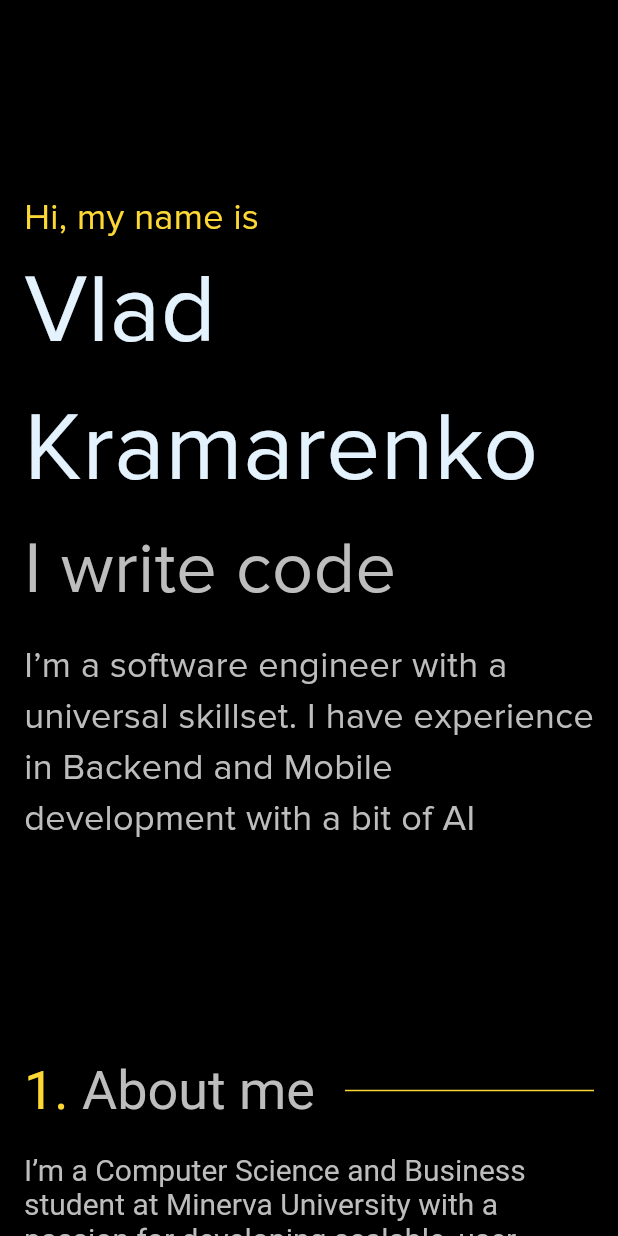
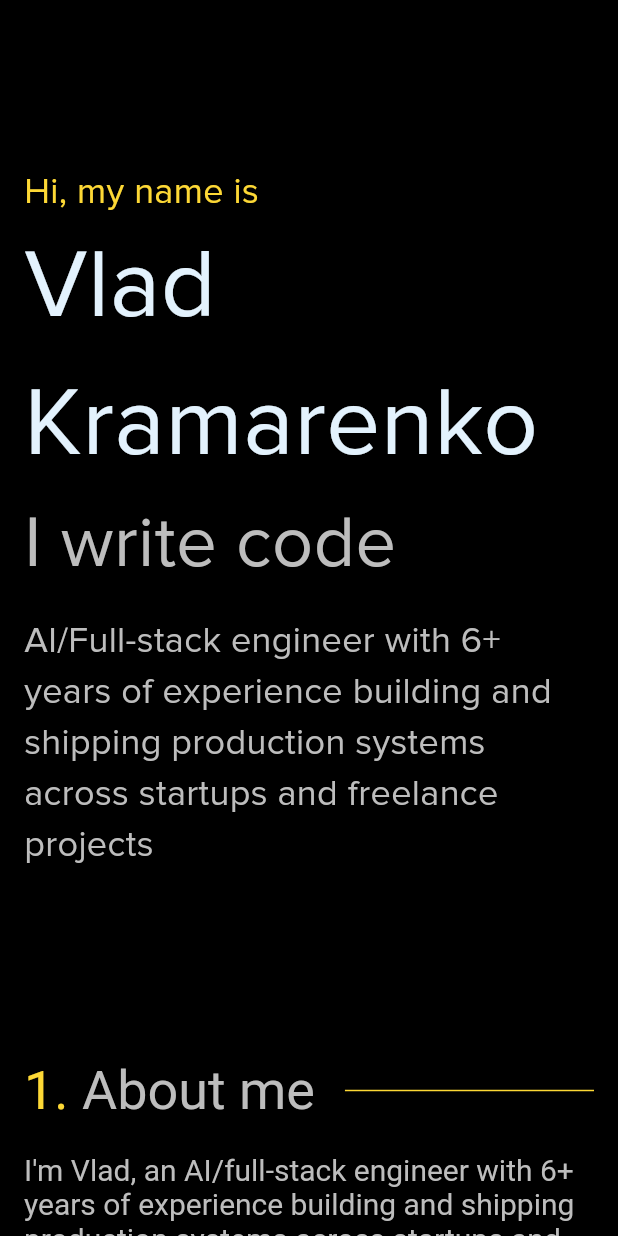
Before and after one commit to vkram2711/Resume, a Flutter app: the screen it shows after launch, on a phone screen of 412 x 824 dp. Run offline on Flutter 3.47's test engine with Material 3 defaults, Android fonts, the phone set to English and light mode, and no system bars; our stand-ins replace flutter_markdown, flutter_svg.

Commit message:
2026 refactor

```diff
--- a/lib/mobile_screen.dart
+++ b/lib/mobile_screen.dart
@@ -3,6 +3,7 @@ import 'package:resume/pages/about_page.dart';
 import 'package:resume/pages/contact_page.dart';
 import 'package:resume/pages/intro_page.dart';
 import 'package:resume/pages/work_page.dart';
+import 'package:resume/pages/portfolio_page.dart';
 import 'package:resume/widgets/inherited/resume_inherited.dart';
 import 'package:resume/widgets/inherited/upwork_inherited.dart';
 
@@ -45,6 +46,9 @@ class _MobileScreenState extends State<MobileScreen> {
       SizedBox(
           height: MobileScreen.maxHeight,
           child: Padding(padding: const EdgeInsets.all(16), child: WorkPage())),
+      const SizedBox(
+          height: MobileScreen.maxHeight,
+          child: Padding(padding: EdgeInsets.all(16), child: PortfolioPage())),
       if (!UpworkInherited.of(context).upworkMode)
         const SizedBox(
             height: MobileScreen.maxHeight,
--- a/lib/pages/intro_page.dart
+++ b/lib/pages/intro_page.dart
@@ -25,7 +25,7 @@ class IntroPage extends StatelessWidget {
               Padding(
                 padding: EdgeInsets.only(top: 12),
                 child: PrimaryText(
-                    'I’m a software engineer with a universal skillset. I have experience in Backend and Mobile development with a bit of AI'),
+                    'AI/Full-stack engineer with 6+ years of experience building and shipping production systems across startups and freelance projects'),
               )
             ],
           ),
--- a/lib/pages/work_page.dart
+++ b/lib/pages/work_page.dart
@@ -17,18 +17,30 @@ class WorkPage extends StatelessWidget {
   Widget build(BuildContext context) {
     final List<JobModel> jobModels = [
       JobModel(
+        mainImage: 'assets/jet.png',
+        titleShort: 'PrivateJet.com',
+        title: hyperlink(
+            text: 'Edgur', link: 'https://privatejet.com/', context: context),
+        position: 'Machine Learning / AI Engineer',
+        description: [
+          "Led AI initiatives for a private jet charter brokerage platform, deploying locally hosted LLMs for sales automation and developing an XGBoost-based ML model trained on 100k+ historical charter flight records to predict pricing, improving quote accuracy by ~20% and supporting faster sales turnaround.",
+        ],
+        timeInterval: 'May 2025 - Sep 2025',
+        skills: ['Django', 'PostgreSQL', 'React', 'Pinecone', 'LLM'],
+      ),
+      JobModel(
         mainImage: 'assets/edgur_logo.jpeg',
         titleShort: 'Edgur',
         title: hyperlink(
             text: 'Edgur', link: 'https://edgur.com/', context: context),
         position: 'Software developer',
         description: [
-          'Refactored backend systems, reducing codebase size by 40% and enhancing scalability.',
-          'Developed and launched critical features (admin dashboards, payments, AI recommendations) that improved user retention by 15% and engagement by 20%.',
-          'Built a real-time user metrics dashboard, streamlining operational decision-making for admins by 30%.',
+          'Refactored backend systems, reducing codebase size by 40%, enhancing scalability and readability',
+          'Developed and optimized critical features such as admin dashboards, authentication systems, payments, search, and AI-driven recommendation engines, increasing user retention by 15%',
+          'Led the integration of semantic search and AI playlist generation, resulting in +20% user engagement',
         ],
-        timeInterval: 'May 2024 - Aug 2024',
-        skills: ['Django', 'PostgreSQL', 'React', 'Pinecone', 'OpenAI'],
+        timeInterval: 'May 2024 - Sep 2024',
+        skills: ['Django', 'PostgreSQL', 'React', 'Pinecone', 'LLM'],
       ),
       JobModel(
         mainImage: 'assets/upwork_logo.jpeg',
@@ -39,12 +51,13 @@ class WorkPage extends StatelessWidget {
             context: context),
         position: 'Freelance Software developer',
         description: [
-          'Delivered 10+ projects with \$10,000+ earnings and 4-5 star reviews, focusing on AI-powered, mobile, and backend solutions.',
-          'Created an educational assistant chatbot for teachers, reducing lesson planning time by 25%, and a customer support chatbot for a Swedish clinic, cutting manual support requests by 30%.',
-          'Built a mobile crypto banking app MVP handling 1,000 daily transactions using Flutter and Go.',
+          'Completed 10+ projects on Upwork, earning $10,000+ with consistent 4-5 star client reviews.',
+          'Mobile crypto banking app MVP, integrating Kraken and Circle APIs to enable seamless USDC transactions, processing up to 1,000 daily transactions during the testing phase.',
+          'Prototype of customer support chatbot API for a Sweden-based clinic. Automated common inquiries, reducing manual support requests by 30%',
+          'Educational assistant chatbot for a Saudi Arabian client, designed to assist teachers using a knowledge base from text and video files, and deployed the solution via a Telegram bot integration, streamlining lesson planning and reducing preparation time by 25%.',
         ],
-        timeInterval: 'May 2024 - Aug 2024',
-        skills: ['Django', 'PostgreSQL', 'React', 'Pinecone', 'OpenAI'],
+        timeInterval: 'Feb 2022 - Aug 2023',
+        skills: ['Flutter', 'Flask', 'Firebase', 'React', 'Pinecone', 'LLM', 'Go'],
       ),
       JobModel(
         mainImage: 'assets/dev_better_company_logo.jpeg',
@@ -68,12 +81,12 @@ class WorkPage extends StatelessWidget {
         ]),
         position: 'Flutter Developer',
         description: [
-          'Designed and implemented an integration test infrastructure for a fitness app with 800,000+ global users, improving cross-platform reliability by 15%.',
-          'Streamlined onboarding for new developers by creating tutorials and documentation, reducing ramp-up time from one week to two days, increasing team productivity by 70%.',
-          'Led a team of three Flutter developers, creating 50+ test cases for app screens and resolving critical bugs, enhancing app stability and user experience.',
+          'Created an integration test infrastructure for a fitness app with over 800,000 global users, improving cross-platform reliability by 15%.',
+          'Streamlined onboarding for new developers by creating detailed tutorials and documentation, reducing ramp-up time from one week to two days, and increasing team productivity by 70%.',
+          'Led a team of three Flutter developers to create 50+ test cases for app screens and resolve critical bugs',
         ],
         timeInterval: 'Jun 2021 - Nov 2021',
-        skills: ['Flutter', 'Integrated testing', 'Management'],
+        skills: ['Flutter'],
       ),
     ];
 
--- a/lib/widgets/text/about_text.dart
+++ b/lib/widgets/text/about_text.dart
@@ -12,19 +12,19 @@ class AboutText extends StatelessWidget {
         children: [
           TextSpan(
             text:
-            "I’m a Computer Science and Business student at Minerva University with a passion for developing scalable, user-friendly technology solutions. ",
+            "I'm Vlad, an AI/full-stack engineer with 6+ years of experience building and shipping production systems across startups and freelance projects. My current focus is on AI and backend engineering — LLM pipelines, RAG architectures, and scalable web applications.",
           ),
           TextSpan(
             text:
-            "With hands-on experience in mobile app development, backend architecture, and AI integration, I’ve built products ranging from video platform MVP to an award-winning indoor gardening system showcased internationally. ",
+            "Most recently, I was an ML/AI Engineer at PrivateJet.com, where I deployed locally hosted LLMs and built an XGBoost pricing model on 100k+ records. Before that, I worked as a full-stack engineer at Edgur (an early-stage edtech startup in Atlanta), and independently as a consultant on Upwork, completing 10+ AI, backend, and mobile projects for clients across continents.",
           ),
           TextSpan(
             text:
-            "I thrive on solving complex challenges, whether it’s building reliable systems or optimizing user experiences. ",
+            "I studied CS and Business at Minerva University — a program that had me living and working across 7 cities on 4 continents, which means I'm comfortable in fast-moving, cross-cultural environments.",
           ),
           TextSpan(
             text:
-            "I'm seeking opportunities in software engineering, tech consulting, product development, and freelance collaborations where I can leverage my skills to make a meaningful impact.",
+            "I'm based in Tokyo and open to full-time roles in AI engineering, backend systems, or full-stack product development.",
           ),
         ],
       ),
--- a/pubspec.yaml
+++ b/pubspec.yaml
@@ -73,6 +73,9 @@ flutter:
     - assets/fittrack.png
     - assets/taxi_finder.svg
     - assets/the_gray_area.png
+    - assets/jet.png
+    - assets/mankey.png
+    - assets/measurements.png
 
   # The following line ensures that the Material Icons font is
   # included with your application, so that you can use the icons in
```
Also changed, not shown: lib/pages/portfolio_page.dart (+39 -13 lines), assets/images/Mankey/publishing.png (added), assets/images/Mankey/quote_collection.png (added), assets/images/Mankey/synthesis.png (added), assets/jet.png (added), assets/mankey.png (added), assets/measurements.png (added), 3 other files.
